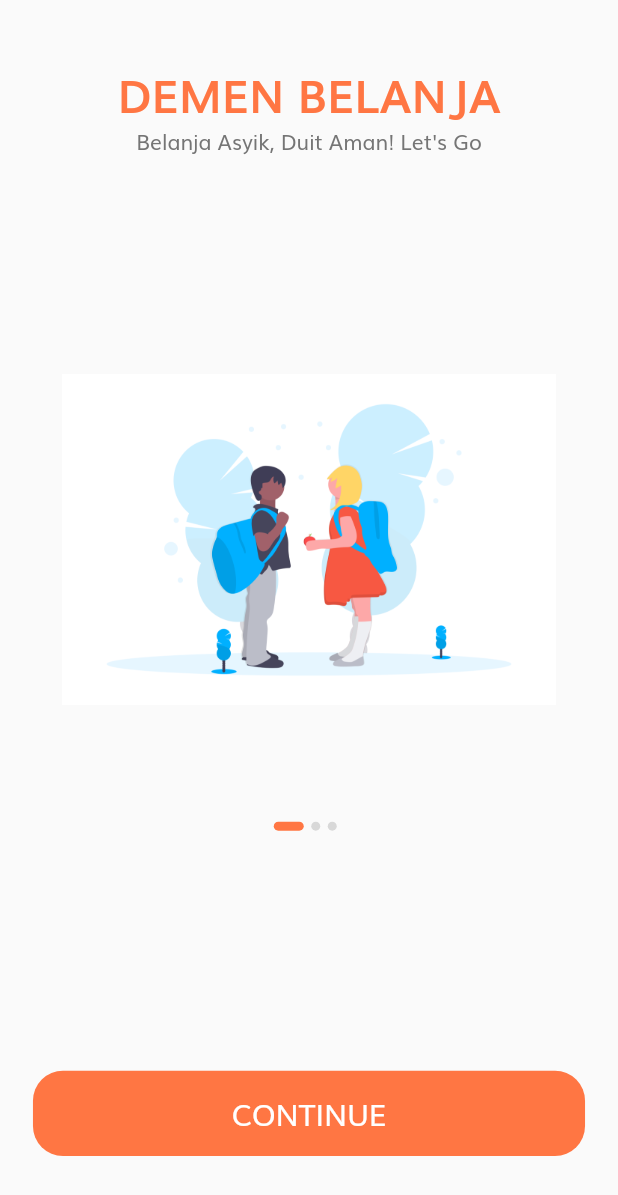
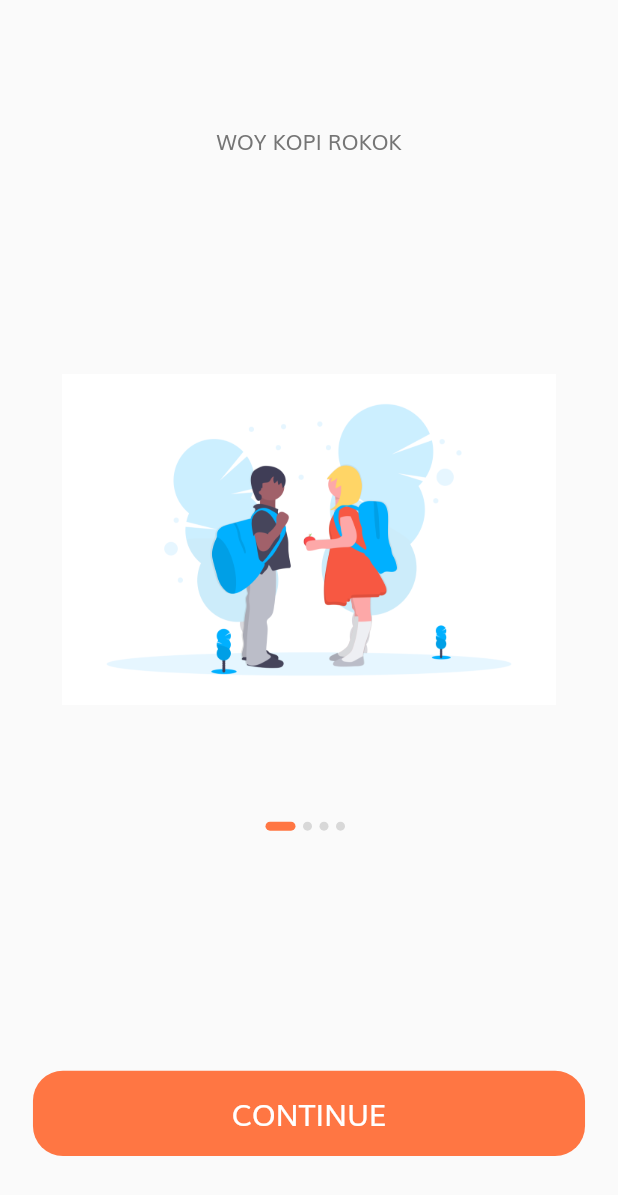
Before and after one commit to artdengun/Aplikasi_DemenBelanja, a Flutter app: the screen it shows after launch, on a phone screen of 412 x 824 dp. Shown: the top 1195 px of the screen. Run offline on Flutter 3.47's test engine with Material 2 defaults, Android fonts, the phone set to English and light mode, and no system bars; our stand-ins replace flutter_svg.

```diff
--- a/lib/main.dart
+++ b/lib/main.dart
@@ -1,7 +1,9 @@
+// ignore: unused_import
 import 'package:desain_awal/constants.dart';
 import 'package:desain_awal/routes.dart';
 import 'package:flutter/material.dart';
 import 'screens/splash/splash_screen.dart';
+import './screens/theme.dart';
 
 void main() {
   runApp(MyApp());
@@ -13,17 +15,7 @@ class MyApp extends StatelessWidget {
     return MaterialApp(
       debugShowCheckedModeBanner: false,
       title: 'Flutter Demo',
-      theme: ThemeData(
-        // 12. mengatur warna dan fonts
-        backgroundColor: Colors.white,
-        fontFamily: "Muli",
-        // 13. mengatur gaya tulisan body
-        textTheme: TextTheme(
-          bodyText1: TextStyle(color: kTextColor),
-          bodyText2: TextStyle(color: kTextColor),
-        ),
-        visualDensity: VisualDensity.adaptivePlatformDensity,
-      ),
+      theme: theme(),
       // home: SplashScreen(),
       initialRoute: SplashScreen.routeName,
       routes: routes,
--- a/lib/routes.dart
+++ b/lib/routes.dart
@@ -1,3 +1,4 @@
+import 'package:desain_awal/screens/Sign_in/sign_in.dart';
 import 'package:desain_awal/screens/splash/splash_screen.dart';
 import 'package:flutter/widgets.dart';
 
@@ -5,4 +6,6 @@ import 'package:flutter/widgets.dart';
 // All our routes will be availble here
 final Map<String, WidgetBuilder> routes = {
   SplashScreen.routeName: (context) => SplashScreen(),
+  // lanjut ke body.dart di component screen #2
+  SignInScreen.routeName: (context) => SignInScreen(),
 };
--- a/lib/screens/splash/components/body.dart
+++ b/lib/screens/splash/components/body.dart
@@ -1,6 +1,7 @@
 // ignore: unused_import
 import 'package:desain_awal/components/default_button.dart';
 import 'package:desain_awal/constants.dart';
+import 'package:desain_awal/screens/Sign_in/sign_in.dart';
 // ignore: unused_import
 import 'package:desain_awal/size_config.dart';
 import 'package:flutter/material.dart';
@@ -25,17 +26,21 @@ class _BodyState extends State<Body> {
 
   List<Map<String, String>> splashData = [
     {
-      "text": "Belanja Asyik, Duit Aman! Let's Go",
+      "text": "WOY KOPI ROKOK ",
       "image": "assets/images/data.png",
     },
     {
-      "text": "Ini adalah cerita dengan kawan sejalan",
+      "text": "PAJEK SINI PAJEK KOPI",
       "image": "assets/images/data1.png",
     },
     {
-      "text": "yang merubah menjadi penghianat",
+      "text": "NGUPII DULU NGUPII KOPI",
       "image": "assets/images/data2.png",
     },
+    {
+      "text": "SEBELUM PULANG NGUPII DULU ",
+      "image": "assets/images/data4.png",
+    }
   ];
 
   @override
@@ -100,7 +105,11 @@ class _BodyState extends State<Body> {
                       ),
                       DefaultButton(
                         text: "CONTINUE",
-                        press: () {},
+                        press: () {
+                          // ketika dipencet dia akan ngeroute ke screen dari class SignInScreen #3
+                          // lanjut ke konfigurasi sign_in
+                          Navigator.pushNamed(context, SignInScreen.routeName);
+                        },
                       ),
                       Spacer(),
                     ],
--- a/lib/screens/splash/components/splash_content.dart
+++ b/lib/screens/splash/components/splash_content.dart
@@ -23,7 +23,7 @@ class SplashContent extends StatelessWidget {
             children: <Widget>[
               Spacer(),
               Text(
-                "DEMEN BELANJA",
+                "",
                 style: TextStyle(
                     fontSize: getProportionateScreenWidth(27),
                     color: kPrimaryColor,
--- /dev/null
+++ b/lib/screens/theme.dart
@@ -0,0 +1,32 @@
+import 'package:flutter/material.dart';
+
+import '../constants.dart';
+
+ThemeData theme() {
+  return ThemeData(
+    // 12. mengatur warna dan fonts
+    backgroundColor: Colors.white,
+    fontFamily: "Muli",
+    // kita buat agar appbar transfaran #4
+    appBarTheme: AppBarTheme(
+        centerTitle: true,
+        color: Colors.white, // untuk memberikan warna
+        elevation: 0, // untuk menghilangkan grid
+        brightness: Brightness.light,
+        // memberikan warna brigtnest pada screen kembali
+        iconTheme: IconThemeData(color: Colors.black),
+        textTheme: TextTheme(
+            headline6: TextStyle(color: Color(0XFF8B8B8B), fontSize: 18))),
+
+    // memberikan warna hitam pada icon theme
+
+    // Kembali ke sign_screen_dart
+
+    // 13. mengatur gaya tulisan body
+    textTheme: TextTheme(
+      bodyText1: TextStyle(color: kTextColor),
+      bodyText2: TextStyle(color: kTextColor),
+    ),
+    visualDensity: VisualDensity.adaptivePlatformDensity,
+  );
+}
```
Also changed, not shown: lib/components/CUstom_suffix_icons.dart (added, +29 -0 lines), lib/screens/Sign_in/component/body.dart (added, +151 -0 lines), lib/screens/Sign_in/sign_in.dart (added, +21 -0 lines), assets/icons/email.svg (added), assets/icons/facebook.png (added), assets/icons/left.svg (added), assets/icons/right-arrow.svg (added), assets/icons/smart-house.svg (added).
